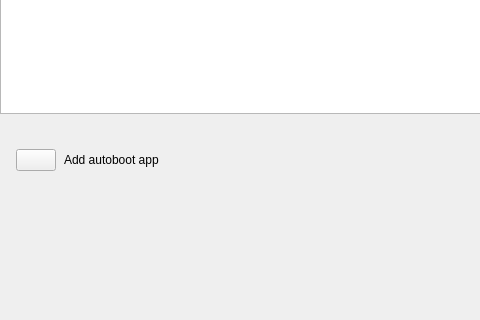
Above: plugins/system/autoboot/autoboot.ui from ukui/ukui-control-center before the change; both pictures show x 0 to 480 and y 218 to 538 of the 800 by 710 pixel window. Below: the same form after it.
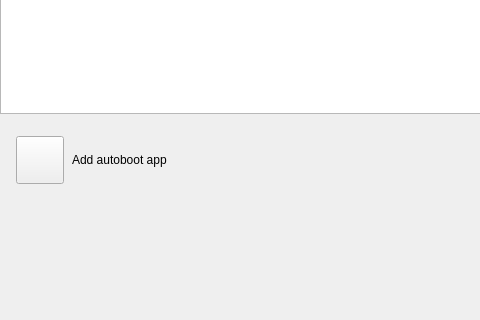
That is the form after the change.

Commit message: [hebing]  * Modify logic of autoboot

```diff
--- a/plugins/system/autoboot/autoboot.ui
+++ b/plugins/system/autoboot/autoboot.ui
@@ -132,6 +132,18 @@
         </property>
         <item>
          <widget class="QPushButton" name="addBtn">
+          <property name="minimumSize">
+           <size>
+            <width>48</width>
+            <height>48</height>
+           </size>
+          </property>
+          <property name="maximumSize">
+           <size>
+            <width>48</width>
+            <height>48</height>
+           </size>
+          </property>
           <property name="text">
            <string/>
           </property>
```
The commit also changes 7 other files.
